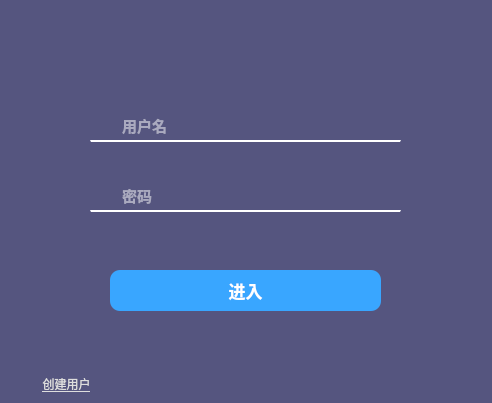
This is login.ui in Malloc-Luo/PasswordManager as Qt 5 draws it before an edit. The edited form follows.
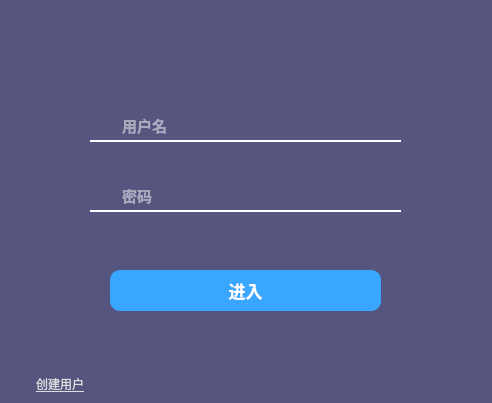
This is the edited form. Icons and pictures are not drawn.

What changed in the file:
```diff
--- a/login.ui
+++ b/login.ui
@@ -40,6 +40,7 @@
   </property>
   <property name="styleSheet">
    <string notr="true">background: rgb(85, 85, 127);
+border-radius:10px;
 </string>
   </property>
   <widget class="QPushButton" name="LoginInbtn">
@@ -510,7 +511,7 @@
     <rect>
      <x>20</x>
      <y>370</y>
-     <width>93</width>
+     <width>80</width>
      <height>28</height>
     </rect>
    </property>
@@ -626,8 +627,8 @@
     <rect>
      <x>440</x>
      <y>360</y>
-     <width>51</width>
-     <height>41</height>
+     <width>35</width>
+     <height>35</height>
     </rect>
    </property>
    <property name="font">
```
Left out of the diff: 45 changed lines with no effect on the pictures.
